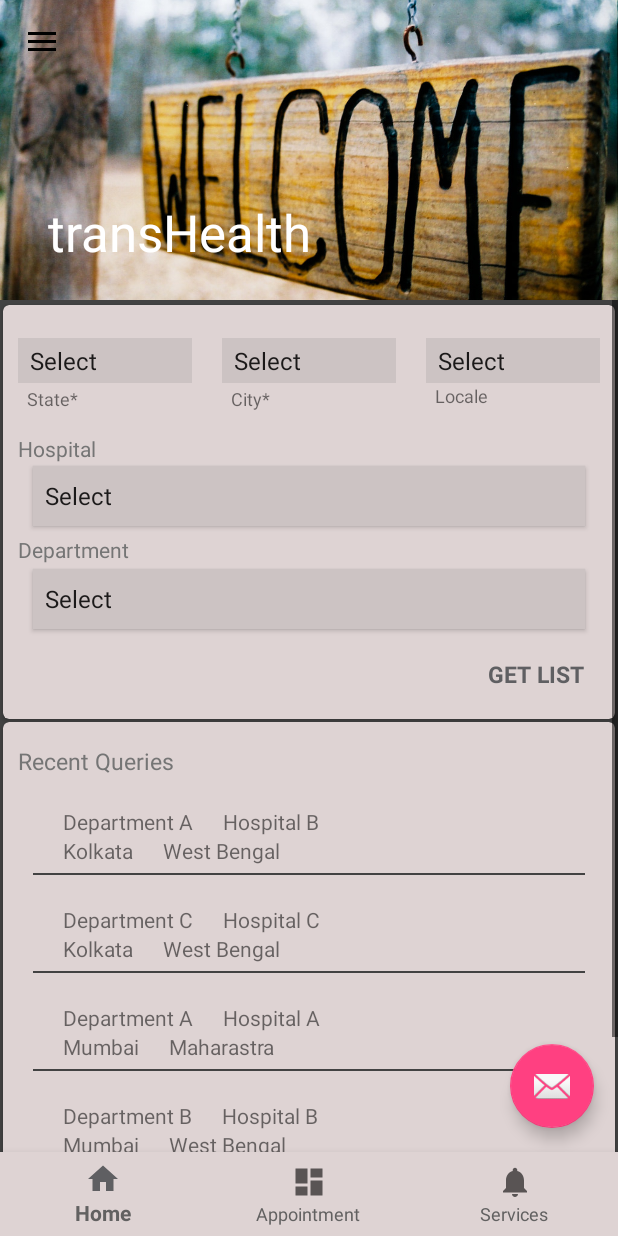
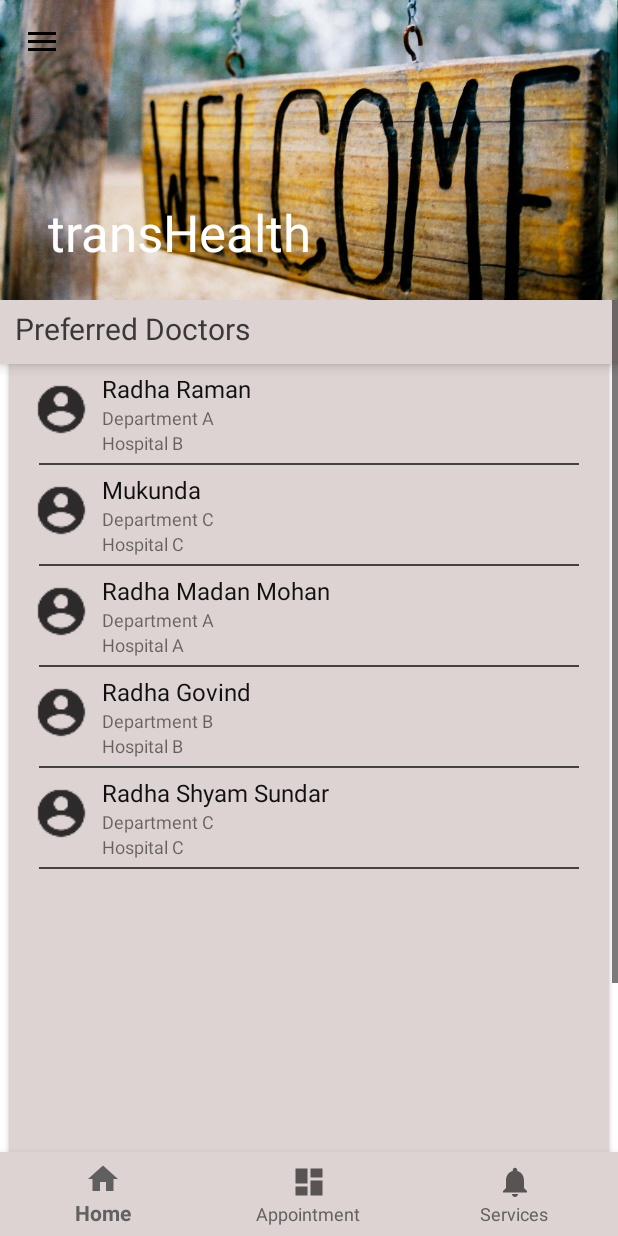
Before and after one commit to kryptoblockskrishna/Test_Med, an Android app: the fragment AppointmentFragment placed in its activity, on a phone screen of 412 x 824 dp. Run offline under Robolectric (Android 15) with nearby library versions, the phone set to English and light mode, and no system bars.

Commit message:
Appoint Changed

```diff
--- a/app/src/main/java/com/transenigma/mediappb/AppointRecyclerAdapter.java
+++ b/app/src/main/java/com/transenigma/mediappb/AppointRecyclerAdapter.java
@@ -4,6 +4,7 @@ import android.support.v7.widget.RecyclerView;
 import android.view.LayoutInflater;
 import android.view.View;
 import android.view.ViewGroup;
+import android.widget.ImageView;
 import android.widget.TextView;
 
 import java.util.ArrayList;
@@ -20,15 +21,15 @@ public class AppointRecyclerAdapter extends RecyclerView.Adapter<AppointRecycler
         this.appoints = arrayList;
     }
     public static class ViewHolderAppoint extends RecyclerView.ViewHolder{
-        TextView hosp,dept,city,state;
-
+        TextView hosp,dept,name;
+        ImageView pic;
         public ViewHolderAppoint(View view){
             super(view);
 
-            hosp =(TextView)view.findViewById(R.id.appoint_recycler_hosp);
-            dept =(TextView)view.findViewById(R.id.appoint_recycler_dept);
-            city =(TextView)view.findViewById(R.id.appoint_recycler_city);
-            state =(TextView)view.findViewById(R.id.appoint_recycler_state);
+            hosp =(TextView)view.findViewById(R.id.rcy_pin_doc_hosp);
+            dept =(TextView)view.findViewById(R.id.rcy_pin_doc_dept);
+            name =(TextView)view.findViewById(R.id.rcy_pin_doc_name);
+            pic =(ImageView) view.findViewById(R.id.rcy_pin_doc_iv1);
         }
     }
 
@@ -38,7 +39,6 @@ public class AppointRecyclerAdapter extends RecyclerView.Adapter<AppointRecycler
         ViewHolderAppoint appoint;
         view = LayoutInflater.from(parent.getContext()).inflate(R.layout.appoint_recycler,parent,false);
         appoint = new ViewHolderAppoint(view);
-
         return appoint;
     }
 
@@ -46,10 +46,10 @@ public class AppointRecyclerAdapter extends RecyclerView.Adapter<AppointRecycler
     public void onBindViewHolder(ViewHolderAppoint holder, int position) {
         ListProviderAppoint l;
         l = appoints.get(position);
-        holder.state.setText(l.getState());
+        holder.pic.setImageResource(l.getPic_id());
+        holder.name.setText(l.getName());
         holder.dept.setText(l.getDept());
         holder.hosp.setText(l.getHosp());
-        holder.city.setText(l.getCity());
     }
 
     @Override
--- a/app/src/main/java/com/transenigma/mediappb/ListProviderAppoint.java
+++ b/app/src/main/java/com/transenigma/mediappb/ListProviderAppoint.java
@@ -1,17 +1,20 @@
 package com.transenigma.mediappb;
+
+import android.widget.ImageView;
 
 /**
  * Created by Kishore on 6/24/2017.
  */
 
 public class ListProviderAppoint {
-    private String hosp, dept, city, state;
+    private String hosp, dept, name;
+    private int pic_id;
 
-    public ListProviderAppoint(String Hospital, String Department, String City, String State){
+    public ListProviderAppoint(int pic_id,String Name, String Hospital, String Department){
         this.setHosp(Hospital);
         this.setDept(Department);
-        this.setCity(City);
-        this.setState(State);
+        this.setName(Name);
+        this.setPic_id(pic_id);
     }
 
     public String getHosp() {
@@ -30,19 +33,19 @@ public class ListProviderAppoint {
         this.dept = dept;
     }
 
-    public String getCity() {
-        return city;
+    public String getName() {
+        return name;
     }
 
-    public void setCity(String city) {
-        this.city = city;
+    public void setName(String name) {
+        this.name = name;
     }
 
-    public String getState() {
-        return state;
+    public int getPic_id() {
+        return pic_id;
     }
 
-    public void setState(String state) {
-        this.state = state;
+    public void setPic_id(int pic_id) {
+        this.pic_id = pic_id;
     }
 }
--- a/app/src/main/java/layout/AppointmentFragment.java
+++ b/app/src/main/java/layout/AppointmentFragment.java
@@ -6,6 +6,7 @@ import android.os.Bundle;
 import android.app.Fragment;
 import android.support.design.widget.FloatingActionButton;
 import android.support.design.widget.Snackbar;
+import android.support.v7.widget.CardView;
 import android.support.v7.widget.LinearLayoutManager;
 import android.support.v7.widget.RecyclerView;
 import android.support.v7.widget.Toolbar;
@@ -14,7 +15,10 @@ import android.view.View;
 import android.view.ViewGroup;
 import android.widget.AdapterView;
 import android.widget.ArrayAdapter;
+import android.widget.LinearLayout;
+import android.widget.RelativeLayout;
 import android.widget.Spinner;
+import android.widget.TextView;
 import android.widget.Toast;
 
 import com.transenigma.mediappb.AppointRecyclerAdapter;
@@ -28,6 +32,8 @@ import java.util.ArrayList;
 import static com.transenigma.mediappb.R.id.parent;
 import static com.transenigma.mediappb.R.id.start;
 import static com.transenigma.mediappb.R.id.tabMode;
+import static com.transenigma.mediappb.R.id.wrap;
+import static com.transenigma.mediappb.R.id.wrap_content;
 
 public class AppointmentFragment extends Fragment {
 
@@ -35,7 +41,13 @@ public class AppointmentFragment extends Fragment {
     public AppointmentFragment() {
         // Required empty public constructor
     }*/
-
+    CardView c1,c2;
+    TextView t1;
+    LinearLayout l1;
+    ViewGroup.LayoutParams lp1;
+    ViewGroup.LayoutParams lp2;
+    int i1=0 ,i2 = 0;
+    int img_ids[] = {R.drawable.ic_person,R.drawable.ic_person,R.drawable.ic_person,R.drawable.ic_person,R.drawable.ic_person};
     Spinner hosp;
     Spinner Dept;
     View v;
@@ -43,7 +55,7 @@ public class AppointmentFragment extends Fragment {
     RecyclerView.Adapter adapter;
     RecyclerView.LayoutManager layoutManager;
     ArrayList<ListProviderAppoint> appoints = new ArrayList<ListProviderAppoint>();
-    String[] city,state,hospital,department;
+    String[] name,hospital,department;
     @Override
     public View onCreateView(LayoutInflater inflater, ViewGroup container,
                              Bundle savedInstanceState) {
@@ -52,25 +64,77 @@ public class AppointmentFragment extends Fragment {
         hosp = (Spinner) v.findViewById(R.id.select_hospital);
         Dept = (Spinner) v.findViewById(R.id.select_department);
 
+        c1= (CardView)v.findViewById(R.id.pinned_doctors_card);
+        c2=(CardView)v.findViewById(R.id.search_doc_card);
+        t1=(TextView)v.findViewById(R.id.pinned_doc_text);
+        l1=(LinearLayout) v.findViewById(R.id.search_doc_ll);
+        lp1=  c1.getLayoutParams();
+        lp2=  c2.getLayoutParams();
+
+        lp1.height=220*5-200;
+        c1.setLayoutParams(lp1);
+
+        lp2.height=0;
+        c2.setLayoutParams(lp2);
+
+        //c1.setLayoutParams(new RecyclerView.LayoutParams(ViewGroup.LayoutParams.MATCH_PARENT,20));
+        //c2.setLayoutParams(new RecyclerView.LayoutParams(ViewGroup.LayoutParams.MATCH_PARENT,20));
+
         recyclerView = (RecyclerView)v.findViewById(R.id.appoint_recycler);
         layoutManager = new LinearLayoutManager(getActivity(),LinearLayoutManager.VERTICAL,false);
         recyclerView.setLayoutManager(layoutManager);
         recyclerView.setHasFixedSize(true);
 
-        city = getResources().getStringArray(R.array.recent_search_city);
-        state = getResources().getStringArray(R.array.recent_search_state);
-        hospital = getResources().getStringArray(R.array.recent_search_hosp);
-        department = getResources().getStringArray(R.array.recent_search_dept);
+        name = getResources().getStringArray(R.array.rcy_pin_doc_name);
+        hospital = getResources().getStringArray(R.array.rcy_pin_hosp);
+        department = getResources().getStringArray(R.array.rcy_pin_dept);
 
 
         for(int c =0;c<5;c++){
-            ListProviderAppoint appoint = new ListProviderAppoint(department[c],hospital[c],city[c],state[c]);
+            ListProviderAppoint appoint = new ListProviderAppoint(img_ids[c],name[c],hospital[c],department[c]);
             appoints.add(appoint);
 
         }
         adapter = new AppointRecyclerAdapter(appoints);
         recyclerView.setAdapter(adapter);
 
+        t1.setOnClickListener(new AdapterView.OnClickListener(){
+            @Override
+            public void onClick(View v) {
+                if(i1==0){
+                    lp1.height=220*5-220;
+                    lp2.height=0;
+                    c1.setLayoutParams(lp1);
+                    c2.setLayoutParams(lp2);
+                    i2=0;
+                    i1=1;
+                }
+                else {
+                    lp1.height=220;
+                    c1.setLayoutParams(lp1);
+                    i1=0;
+                }
+            }
+        });
+
+        l1.setOnClickListener(new AdapterView.OnClickListener(){
+            @Override
+            public void onClick(View v) {
+                if(i2==0){
+                    lp2.height=770;
+                    c2.setLayoutParams(lp2);
+                    i2=1;
+                    lp1.height=220;
+                    c1.setLayoutParams(lp1);
+                    i1=0;
+                }
+                else {
+                    lp2.height=0;
+                    c2.setLayoutParams(lp2);
+                    i2=0;
+                }
+            }
+        });
 
 
         /*hosp.setOnItemSelectedListener(new AdapterView.OnItemSelectedListener() {
@@ -97,16 +161,10 @@ public class AppointmentFragment extends Fragment {
 
             }
         });*/
-        FloatingActionButton fab = (FloatingActionButton) v.findViewById(R.id.fab_appoint);
-        fab.setOnClickListener(new View.OnClickListener() {
-            @Override
-            public void onClick(View view) {
-                Snackbar.make(view, "Replace with your own action", Snackbar.LENGTH_LONG)
-                        .setAction("Action", null).show();
-            }
-        });
+
         return v;
 
     }
 
+
 }
--- a/app/src/main/res/layout/appoint_recycler.xml
+++ b/app/src/main/res/layout/appoint_recycler.xml
@@ -1,56 +1,57 @@
 <?xml version="1.0" encoding="utf-8"?>
-<LinearLayout
+<RelativeLayout
+    android:id="@+id/rcy_pin_doc_rl"
     xmlns:android="http://schemas.android.com/apk/res/android"
     xmlns:app="http://schemas.android.com/apk/res-auto"
-    android:orientation="vertical"
     android:layout_width="match_parent"
     android:layout_height="wrap_content"
 
     >
-    <LinearLayout
+   <ImageView
+       android:layout_width="50dp"
+       android:layout_height="50dp"
+       android:src="@drawable/ic_person"
+        android:scaleType="centerCrop"
+       android:layout_marginTop="5dp"
+       android:layout_marginBottom="5dp"
+       android:id="@+id/rcy_pin_doc_iv1"/>
+    <RelativeLayout
+        android:layout_toRightOf="@id/rcy_pin_doc_iv1"
         android:layout_width="wrap_content"
         android:layout_height="wrap_content"
-        android:layout_marginTop="20dp"
-        android:layout_marginLeft="30dp"
-        android:layout_marginRight="20dp"
-        android:orientation="horizontal">
+        android:layout_marginTop="5dp"
+        android:layout_marginLeft="2dp">
         <TextView
-            android:id="@+id/appoint_recycler_hosp"
             android:layout_width="wrap_content"
             android:layout_height="wrap_content"
-            android:text="Hospital A"
-            />
+            android:text="Dr.Raman"
+            android:textColor="#101010"
+            android:textSize="16sp"
+            android:id="@+id/rcy_pin_doc_name"/>
         <TextView
-            android:id="@+id/appoint_recycler_dept"
             android:layout_width="wrap_content"
             android:layout_height="wrap_content"
-            android:layout_marginLeft="20dp"
-            android:text="Department A"/>
-
-    </LinearLayout>
-    <LinearLayout
-        android:layout_width="wrap_content"
-        android:layout_height="wrap_content"
-        android:orientation="horizontal"
-        android:layout_marginLeft="30dp"
-        android:layout_marginRight="20dp">
+            android:text="Orthopaedic"
+            android:textSize="12sp"
+            android:layout_below="@id/rcy_pin_doc_name"
+            android:id="@+id/rcy_pin_doc_dept"/>
         <TextView
-            android:id="@+id/appoint_recycler_city"
             android:layout_width="wrap_content"
             android:layout_height="wrap_content"
-            android:text="city"/>
-        <TextView
-            android:id="@+id/appoint_recycler_state"
-            android:layout_width="wrap_content"
-            android:layout_height="wrap_content"
-            android:layout_marginLeft="20dp"
-            android:text="state"/>
-    </LinearLayout>
+            android:text="Balaji Nursing Home"
+            android:textSize="12sp"
+            android:layout_below="@id/rcy_pin_doc_dept"
+            android:id="@+id/rcy_pin_doc_hosp"
+            android:paddingBottom="2dp"/>
+
+
+    </RelativeLayout>
     <TextView
+        android:layout_below="@id/rcy_pin_doc_iv1"
         android:layout_width="match_parent"
         android:layout_height="1dp"
         android:layout_marginLeft="10dp"
         android:layout_marginRight="10dp"
         android:layout_marginTop="5dp"
         android:background="@color/cardview_dark_background"/>
-</LinearLayout>
+</RelativeLayout>
--- a/app/src/main/res/layout/fragment_appointment.xml
+++ b/app/src/main/res/layout/fragment_appointment.xml
@@ -2,7 +2,7 @@
     xmlns:tools="http://schemas.android.com/tools"
     xmlns:app="http://schemas.android.com/apk/res-auto"
     android:layout_width="match_parent"
-    android:layout_height="match_parent"
+    android:layout_height="wrap_content"
     android:fitsSystemWindows="true"
     tools:context="layout.AppointmentFragment"
     android:background="@color/cardview_dark_background"
@@ -10,17 +10,104 @@
     <ScrollView
         android:layout_width="match_parent"
         android:layout_height="wrap_content"
-        android:fitsSystemWindows="true">
+        android:fitsSystemWindows="true"
+        >
+        <LinearLayout
+            android:layout_width="match_parent"
+            android:layout_height="match_parent"
+            android:orientation="vertical"
+            android:background="#ffffff">
             <RelativeLayout
                 android:layout_width="match_parent"
-            android:layout_height="match_parent">
+                android:layout_height="wrap_content">
+
+                <TextView
+                    android:id="@+id/pinned_doc_text"
+                    android:layout_width="match_parent"
+                    android:layout_height="wrap_content"
+                    android:text="Preferred Doctors"
+                    android:textColor="#393939"
+                    android:textSize="20sp"
+                    android:paddingLeft="10dp"
+                    android:paddingTop="5dp"
+                    android:elevation="5dp"
+                    android:paddingBottom="10dp"
+                    android:clickable="true"
+                    android:background="#ded3d3"/>
                 <android.support.v7.widget.CardView
                     xmlns:card_view="http://schemas.android.com/apk/res-auto"
-                android:id="@+id/appoint_view"
+                    android:id="@+id/pinned_doctors_card"
                     android:layout_centerHorizontal="true"
-                android:layout_marginLeft="2dp"
-                android:layout_marginTop="3dp"
-                android:layout_marginRight="2dp"
+                    android:layout_marginTop="37dp"
+                    android:layout_marginLeft="6dp"
+                    android:layout_marginRight="6dp"
+                    android:layout_marginBottom="4dp"
+                    android:layout_width="match_parent"
+                    android:layout_height="wrap_content"
+                    card_view:cardCornerRadius="4dp"
+                    android:elevation="3dp"
+                    app:cardBackgroundColor="#ded3d3">
+
+                    <LinearLayout
+                        android:layout_width="match_parent"
+                        android:layout_height="wrap_content"
+                        android:layout_marginLeft="10dp"
+                        android:layout_marginRight="10dp"
+                        android:orientation="vertical">
+
+                        <android.support.v7.widget.RecyclerView
+                            android:id="@+id/appoint_recycler"
+                            android:layout_width="match_parent"
+                            android:layout_height="wrap_content"
+                            android:layout_marginBottom="10dp"
+                            android:paddingTop="5dp"
+                            app:layoutManager="android.support.v7.widget.LinearLayoutManager">
+
+                        </android.support.v7.widget.RecyclerView>
+
+                    </LinearLayout>
+
+                </android.support.v7.widget.CardView>
+            </RelativeLayout>
+            <RelativeLayout
+                android:layout_width="match_parent"
+                android:layout_height="wrap_content">
+                <LinearLayout
+                    android:layout_width="match_parent"
+                    android:layout_height="wrap_content"
+                    android:orientation="vertical"
+                    android:elevation="8dp"
+                    android:id="@+id/search_doc_ll">
+                    <TextView
+                        android:id="@+id/search_doc_text"
+                        android:layout_width="match_parent"
+                        android:layout_height="wrap_content"
+                        android:background="#ded3d3"
+                        android:paddingBottom="5dp"
+                        android:paddingLeft="10dp"
+                        android:paddingTop="10dp"
+                        android:clickable="true"
+                        android:text="Search a Doctor"
+                        android:textColor="#393939"
+                        android:textSize="20sp" />
+                    <TextView
+                        android:layout_width="match_parent"
+                        android:layout_height="wrap_content"
+                        android:text="Click to search for Doctors"
+                        android:paddingBottom="5dp"
+                        android:paddingLeft="10dp"
+                        android:background="#ded3d3"
+                        />
+                </LinearLayout>
+
+                <android.support.v7.widget.CardView
+                    xmlns:card_view="http://schemas.android.com/apk/res-auto"
+                    android:id="@+id/search_doc_card"
+                    android:layout_centerHorizontal="true"
+                    android:layout_marginLeft="6dp"
+                    android:layout_marginRight="6dp"
+                    android:layout_marginBottom="5dp"
+                    android:layout_marginTop="58dp"
                     android:layout_width="match_parent"
                     android:layout_height="wrap_content"
                     card_view:cardCornerRadius="4dp"
@@ -29,7 +116,7 @@
 
                     <RelativeLayout
                         android:layout_width="match_parent"
-                    android:layout_height="match_parent"
+                        android:layout_height="wrap_content"
                         android:layout_marginLeft="10dp"
                         android:id="@+id/rel_layout"
                         android:layout_marginRight="10dp">
@@ -42,32 +129,6 @@
 
 
 
-                        <LinearLayout
-                            android:layout_width="0dp"
-                            android:layout_height="wrap_content"
-                            android:orientation="vertical"
-                            android:layout_weight="1"
-                            >
-
-                            <Spinner
-                                android:id="@+id/appoint_spinner_state"
-                                android:layout_width="match_parent"
-                                android:layout_height="30dp"
-                                android:layout_marginTop="2dp"
-                                android:background="#ccc3c3"
-                                android:elevation="0dp"
-                                android:entries="@array/State"
-                                android:pointerIcon="arrow"
-                                android:textSize="16sp" />
-
-                            <TextView
-                                android:layout_width="wrap_content"
-                                android:layout_height="wrap_content"
-                                android:layout_marginLeft="6dp"
-                                android:layout_marginTop="2dp"
-                                android:text="State*"
-                                android:textSize="12sp" />
-                        </LinearLayout>
 
                             <LinearLayout
                                 android:id="@+id/appoint_city_layout"
@@ -189,7 +250,7 @@
                                 android:textSize="15sp"
                                 android:gravity="center"
                                 android:layout_below="@id/select_department"
-                            android:layout_alignParentRight="true"
+                                android:layout_centerInParent="true"
                                 android:layout_marginRight="10dp"
                                 android:layout_marginBottom="10dp"
                                 android:textColor="@color/colorPrimary"
@@ -200,59 +261,10 @@
                     </RelativeLayout>
 
                 </android.support.v7.widget.CardView>
-            <android.support.v7.widget.CardView
-                android:layout_below="@+id/appoint_view"
-                xmlns:card_view="http://schemas.android.com/apk/res-auto"
-                android:layout_centerHorizontal="true"
-                android:layout_marginLeft="2dp"
-                android:layout_marginTop="2dp"
-                android:layout_marginRight="2dp"
-                android:layout_marginBottom="2dp"
-                android:layout_width="match_parent"
-                android:layout_height="wrap_content"
-                card_view:cardCornerRadius="4dp"
-                android:elevation="3dp"
-                app:cardBackgroundColor="#ded3d3">
-
-                <LinearLayout
-                    android:layout_width="match_parent"
-                    android:layout_height="match_parent"
-                    android:layout_marginLeft="10dp"
-                    android:layout_marginRight="10dp"
-                    android:orientation="vertical">
-
-                    <TextView
-                        android:layout_width="match_parent"
-                        android:layout_height="wrap_content"
-                        android:text="Recent Queries"
-                        android:textSize="15dp"
-                        android:textColor="#757575"
-                        android:layout_marginTop="15dp"
-                        android:elevation="1dp"/>
-                    <android.support.v7.widget.RecyclerView
-                        android:layout_width="match_parent"
-                        android:layout_height="wrap_content"
-                        android:id="@+id/appoint_recycler"
-                        android:layout_marginBottom="10dp"
-                        app:layoutManager="android.support.v7.widget.LinearLayoutManager">
-
-                    </android.support.v7.widget.RecyclerView>
+            </RelativeLayout>
 
         </LinearLayout>
-
-            </android.support.v7.widget.CardView>
-        </RelativeLayout>
     </ScrollView>
 
-    <android.support.design.widget.FloatingActionButton
-        android:id="@+id/fab_appoint"
-        android:layout_width="wrap_content"
-        android:layout_height="wrap_content"
-        android:layout_gravity="bottom|end"
-        android:layout_margin="@dimen/fab_margin"
-        app:srcCompat="@android:drawable/ic_dialog_email"
-        android:layout_alignParentBottom="true"
-        android:layout_alignParentRight="true"
-        android:layout_marginRight="16dp"
-        android:layout_marginBottom="16dp"/>
+
 </RelativeLayout>
--- a/app/src/main/res/values/strings.xml
+++ b/app/src/main/res/values/strings.xml
@@ -32,26 +32,26 @@
     <string name="drawer_close">Drawer Close</string>
 
 
-    <string-array name="recent_search_hosp">
+    <string-array name="rcy_pin_hosp">
         <item>Hospital B</item>
         <item>Hospital C</item>
         <item>Hospital A</item>
         <item>Hospital B</item>
         <item>Hospital C</item>
     </string-array>
-    <string-array name="recent_search_dept">
+    <string-array name="rcy_pin_dept">
         <item>Department A</item>
         <item>Department C</item>
         <item>Department A</item>
         <item>Department B</item>
         <item>Department C</item>
     </string-array>
-    <string-array name="recent_search_city">
-        <item>Kolkata</item>
-        <item>Kolkata</item>
-        <item>Mumbai</item>
-        <item>Mumbai</item>
-        <item>Kolkata</item>
+    <string-array name="rcy_pin_doc_name">
+        <item>Radha Raman</item>
+        <item>Mukunda</item>
+        <item>Radha Madan Mohan</item>
+        <item>Radha Govind</item>
+        <item>Radha Shyam Sundar</item>
     </string-array>
     <string-array name="recent_search_state">
         <item>West Bengal</item>
```
Lines whose indentation alone changed are shown as unchanged.
